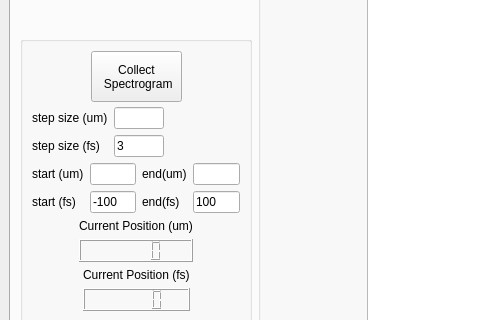
This is Gui_Window.ui in UCBoulder/frogware as Qt 5 draws it before an edit; both pictures show x 0 to 480 and y 170 to 490 of the 1030 by 667 pixel window. The edited form follows.
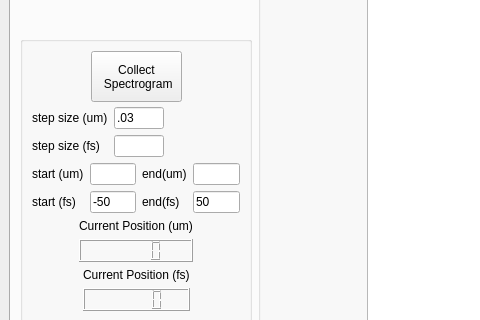
This is the edited form. The open tabs and pages were chosen to show the change. Icons and pictures are not drawn. Custom widgets are drawn as their Qt base class.

The edit to the form file:
```diff
--- a/Gui_Window.ui
+++ b/Gui_Window.ui
@@ -634,6 +634,9 @@
                      <height>16777215</height>
                     </size>
                    </property>
+                   <property name="text">
+                    <string>.03</string>
+                   </property>
                   </widget>
                  </item>
                  <item row="1" column="0">
@@ -652,7 +655,7 @@
                     </size>
                    </property>
                    <property name="text">
-                    <string>3</string>
+                    <string/>
                    </property>
                   </widget>
                  </item>
@@ -695,7 +698,7 @@
                       </size>
                      </property>
                      <property name="text">
-                      <string>-100</string>
+                      <string>-50</string>
                      </property>
                     </widget>
                    </item>
@@ -736,7 +739,7 @@
                       </size>
                      </property>
                      <property name="text">
-                      <string>100</string>
+                      <string>50</string>
                      </property>
                     </widget>
                    </item>
```
Left out of the diff: 5 changed lines with no effect on the pictures.
